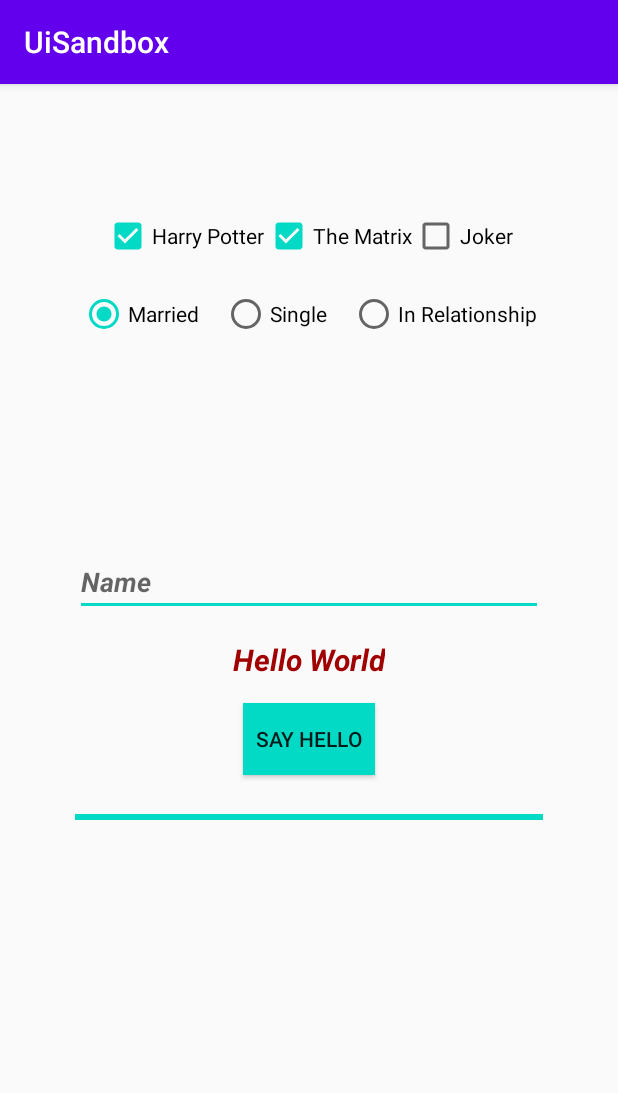
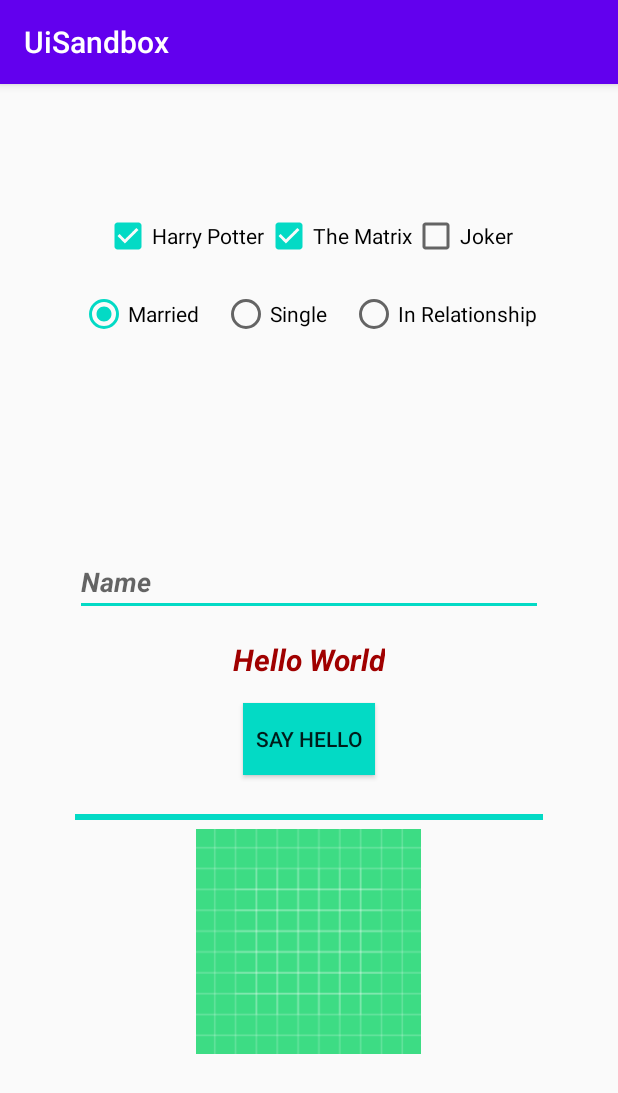
Before and after one commit to AtinAgnihotri/AndroidUiSandbox, an Android app: the screen it shows after launch (MainActivity), on a phone screen of 412 x 824 dp. Shown: the top 1093 px of the screen. Run offline under Robolectric (Android 15) with nearby library versions, the phone set to English and light mode, and no system bars.

Commit message:
Layouts : Relative

```diff
--- a/app/src/main/res/layout/activity_main.xml
+++ b/app/src/main/res/layout/activity_main.xml
@@ -116,6 +116,15 @@
         android:visibility="visible"
         style="@style/Widget.AppCompat.ProgressBar.Horizontal"
         android:max="100"/>
+
+    <ImageView
+        android:layout_width="150dp"
+        android:layout_height="150dp"
+        android:layout_below="@+id/progessBar"
+        android:src="@drawable/ic_launcher_background"
+        android:layout_centerHorizontal="true"
+        android:id="@+id/myImage"/>
+
 <!--        android:progress="30"-->
 <!--        android:layout_width="wrap_content"-->
 <!--        android:visibility="gone"/>-->
```
